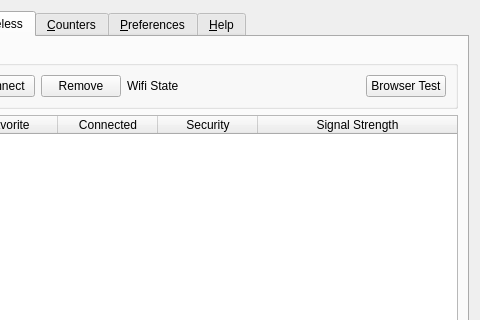
Before: the Qt Designer form apps/cmstapp/code/control_box/ui/controlbox.ui in andrew-bibb/cmst, drawn with Qt 5; both pictures show x 165 to 645 and y 0 to 320 of the 645 by 565 pixel window.
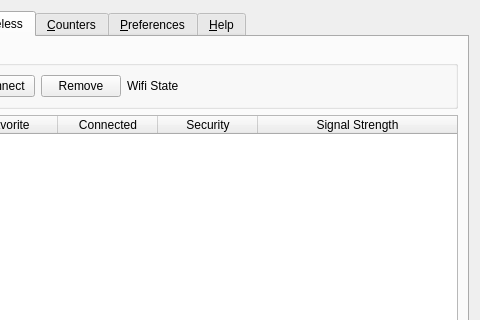
After: the same form once the commit is applied. The open tabs and pages were chosen to show the change. Icons and pictures are not drawn.

Commit message: revert browser dialog test code

Patch:
```diff
--- a/apps/cmstapp/code/control_box/ui/controlbox.ui
+++ b/apps/cmstapp/code/control_box/ui/controlbox.ui
@@ -643,13 +643,6 @@
             </property>
            </spacer>
           </item>
-          <item>
-           <widget class="QPushButton" name="pushButton_browsertest">
-            <property name="text">
-             <string>Browser Test</string>
-            </property>
-           </widget>
-          </item>
          </layout>
         </widget>
        </item>
```
Left out of the diff: 8 changed lines with no effect on the pictures. The commit also changes 5 other files.
